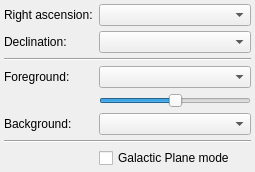
First picture: the form in glue_wwt/viewer/options_widget.ui, repository glue-viz/glue-wwt, before the edit.
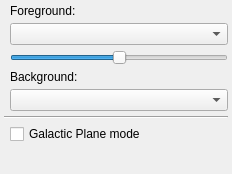
Second picture: the form after the edit.

The edit to the form file:
```diff
--- a/glue_wwt/viewer/options_widget.ui
+++ b/glue_wwt/viewer/options_widget.ui
@@ -6,8 +6,8 @@
    <rect>
     <x>0</x>
     <y>0</y>
-    <width>255</width>
-    <height>158</height>
+    <width>232</width>
+    <height>174</height>
    </rect>
   </property>
   <property name="windowTitle">
@@ -20,8 +20,55 @@
    <property name="margin">
     <number>4</number>
    </property>
-   <item row="5" column="1">
-    <widget class="QSlider" name="value_opacity">
+   <item row="4" column="1">
+    <widget class="QComboBox" name="combosel_background">
+     <property name="sizePolicy">
+      <sizepolicy hsizetype="Expanding" vsizetype="Fixed">
+       <horstretch>0</horstretch>
+       <verstretch>0</verstretch>
+      </sizepolicy>
+     </property>
+     <property name="sizeAdjustPolicy">
+      <enum>QComboBox::AdjustToMinimumContentsLength</enum>
+     </property>
+    </widget>
+   </item>
+   <item row="3" column="1">
+    <widget class="QLabel" name="label_2">
+     <property name="text">
+      <string>Background:</string>
+     </property>
+    </widget>
+   </item>
+   <item row="6" column="1">
+    <widget class="QCheckBox" name="bool_galactic">
+     <property name="text">
+      <string>Galactic Plane mode</string>
+     </property>
+    </widget>
+   </item>
+   <item row="1" column="1">
+    <widget class="QComboBox" name="combosel_foreground">
+     <property name="sizePolicy">
+      <sizepolicy hsizetype="Expanding" vsizetype="Fixed">
+       <horstretch>0</horstretch>
+       <verstretch>0</verstretch>
+      </sizepolicy>
+     </property>
+     <property name="sizeAdjustPolicy">
+      <enum>QComboBox::AdjustToMinimumContentsLength</enum>
+     </property>
+    </widget>
+   </item>
+   <item row="5" column="0" colspan="2">
+    <widget class="Line" name="line_2">
+     <property name="orientation">
+      <enum>Qt::Horizontal</enum>
+     </property>
+    </widget>
+   </item>
+   <item row="2" column="1">
+    <widget class="QSlider" name="value_foreground_opacity">
      <property name="maximum">
       <number>100</number>
      </property>
@@ -33,80 +80,25 @@
      </property>
     </widget>
    </item>
-   <item row="4" column="1">
-    <widget class="QComboBox" name="combo_foreground">
-     <property name="sizePolicy">
-      <sizepolicy hsizetype="Expanding" vsizetype="Fixed">
-       <horstretch>0</horstretch>
-       <verstretch>0</verstretch>
-      </sizepolicy>
-     </property>
-    </widget>
-   </item>
-   <item row="8" column="1">
-    <widget class="QCheckBox" name="checkbox_galactic_plane">
-     <property name="text">
-      <string>Galactic Plane mode</string>
-     </property>
-    </widget>
-   </item>
-   <item row="1" column="0">
-    <widget class="QLabel" name="label_4">
-     <property name="text">
-      <string>Declination:</string>
-     </property>
-    </widget>
-   </item>
-   <item row="2" column="0" colspan="2">
-    <widget class="Line" name="line">
-     <property name="orientation">
-      <enum>Qt::Horizontal</enum>
-     </property>
-    </widget>
-   </item>
    <item row="0" column="1">
-    <widget class="QComboBox" name="combo_ra_att"/>
-   </item>
-   <item row="1" column="1">
-    <widget class="QComboBox" name="combo_dec_att"/>
-   </item>
-   <item row="4" column="0">
     <widget class="QLabel" name="label">
      <property name="text">
       <string>Foreground:</string>
      </property>
     </widget>
    </item>
-   <item row="6" column="1">
-    <widget class="QComboBox" name="combo_background">
-     <property name="sizePolicy">
-      <sizepolicy hsizetype="Expanding" vsizetype="Fixed">
-       <horstretch>0</horstretch>
-       <verstretch>0</verstretch>
-      </sizepolicy>
-     </property>
-    </widget>
-   </item>
-   <item row="0" column="0">
-    <widget class="QLabel" name="label_3">
-     <property name="text">
-      <string>Right ascension:</string>
-     </property>
-    </widget>
-   </item>
-   <item row="6" column="0">
-    <widget class="QLabel" name="label_2">
-     <property name="text">
-      <string>Background:</string>
-     </property>
-    </widget>
-   </item>
-   <item row="7" column="0" colspan="2">
-    <widget class="Line" name="line_2">
+   <item row="7" column="1">
+    <spacer name="verticalSpacer">
      <property name="orientation">
-      <enum>Qt::Horizontal</enum>
+      <enum>Qt::Vertical</enum>
      </property>
-    </widget>
+     <property name="sizeHint" stdset="0">
+      <size>
+       <width>20</width>
+       <height>40</height>
+      </size>
+     </property>
+    </spacer>
    </item>
   </layout>
  </widget>
```
